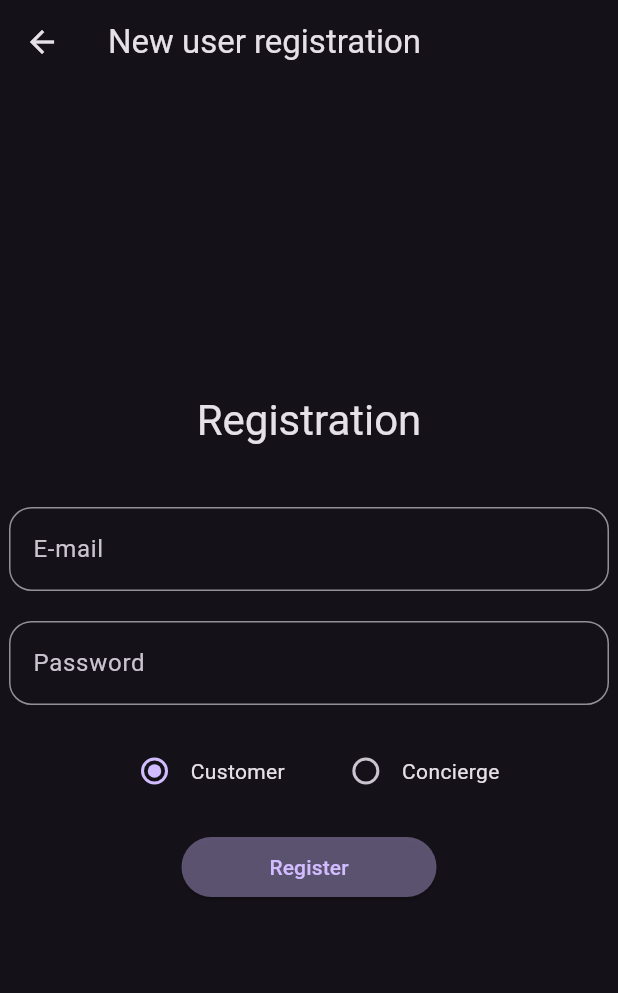
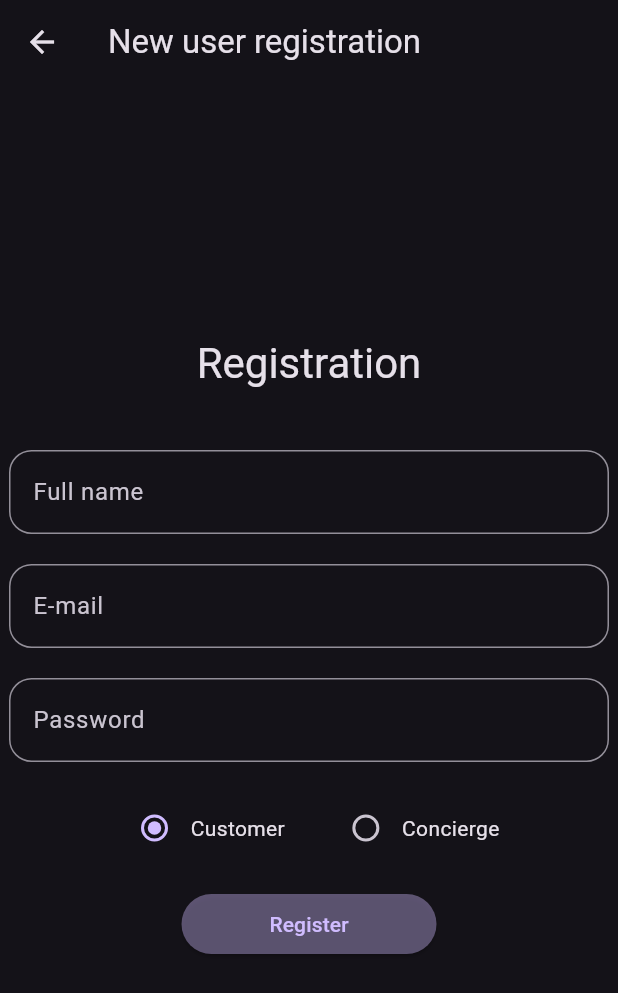
Before and after one commit to melifaro11/ConciergeGO, a Flutter app: the RegistrationScreen screen opened by its route, on a phone screen of 412 x 824 dp. Shown: the top 993 px of the screen. Run offline on Flutter 3.47's test engine with Material 3 defaults, Android fonts, the phone set to English and light mode, and no system bars; our stand-ins replace cloud_firestore, firebase_auth, firebase_core, flutter_bloc, image_picker, intl_phone_field; missing offline and left inert: dart_openai; accounts and stored records are empty; network calls fail.

Commit message:
Full name field in registration from

```diff
--- a/lib/bloc/auth_bloc.dart
+++ b/lib/bloc/auth_bloc.dart
@@ -70,7 +70,9 @@ class AuthBloc extends Bloc<AuthEvent, AuthState> {
             avatar: null,
             darkTheme: true,
             profileType: event.profileType,
-            baseInfo: UserBaseInfoModel(),
+            baseInfo: UserBaseInfoModel(
+              fullName: event.fullname,
+            ),
             preferences: UserPreferencesModel(),
           ),
         );
--- a/lib/bloc/events/auth_event.dart
+++ b/lib/bloc/events/auth_event.dart
@@ -12,13 +12,20 @@ class AuthEmailLoginEvent extends AuthEvent {
 }
 
 class AuthRegisterUserEvent extends AuthEvent {
+  final String fullname;
+
   final String email;
 
   final String password;
 
   final int profileType;
 
-  AuthRegisterUserEvent(this.email, this.password, this.profileType);
+  AuthRegisterUserEvent({
+    required this.fullname,
+    required this.email,
+    required this.password,
+    required this.profileType,
+  });
 }
 
 class AuthSignOutEvent extends AuthEvent {}
--- a/lib/ui/screens/registration_screen.dart
+++ b/lib/ui/screens/registration_screen.dart
@@ -18,6 +18,9 @@ class RegistrationScreen extends StatefulWidget {
 }
 
 class RegistrationScreenState extends State<RegistrationScreen> {
+  /// Full name
+  final _fullNameController = TextEditingController();
+
   /// E-mail input controller
   final TextEditingController _emailController = TextEditingController();
 
@@ -77,7 +80,14 @@ class RegistrationScreenState extends State<RegistrationScreen> {
                     ),
                   const SizedBox(height: 20),
                   TextFieldDecorated(
+                    labelText: "Full name",
+                    hintText: "What is your full name?",
+                    controller: _fullNameController,
+                  ),
+                  const SizedBox(height: 20),
+                  TextFieldDecorated(
                     labelText: "E-mail",
+                    hintText: "What is your email address?",
                     controller: _emailController,
                   ),
                   const SizedBox(height: 20),
@@ -121,9 +131,10 @@ class RegistrationScreenState extends State<RegistrationScreen> {
                       onPressed: () {
                         BlocProvider.of<AuthBloc>(context).add(
                           AuthRegisterUserEvent(
-                            _emailController.text,
-                            _passwordController.text,
-                            _clientType,
+                            fullname: _fullNameController.text,
+                            email: _emailController.text,
+                            password: _passwordController.text,
+                            profileType: _clientType,
                           ),
                         );
                       },
```
